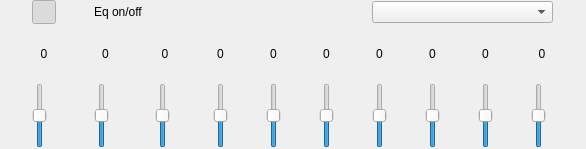
shahid334/sayonara-player, file trunk/GUI/equalizer/GUI_equalizer.ui: the form before one commit.
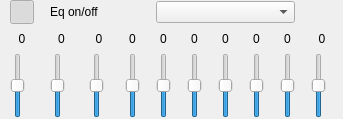
The form after the commit.

```diff
--- a/trunk/GUI/equalizer/GUI_equalizer.ui
+++ b/trunk/GUI/equalizer/GUI_equalizer.ui
@@ -6,8 +6,8 @@
    <rect>
     <x>0</x>
     <y>0</y>
-    <width>586</width>
-    <height>149</height>
+    <width>343</width>
+    <height>119</height>
    </rect>
   </property>
   <property name="sizePolicy">
@@ -18,7 +18,7 @@
   </property>
   <property name="minimumSize">
    <size>
-    <width>319</width>
+    <width>343</width>
     <height>119</height>
    </size>
   </property>
@@ -476,7 +476,7 @@
       </property>
      </widget>
     </item>
-    <item row="0" column="6" colspan="4">
+    <item row="0" column="4" colspan="5">
      <widget class="QComboBox" name="combo_presets"/>
     </item>
    </layout>
```
